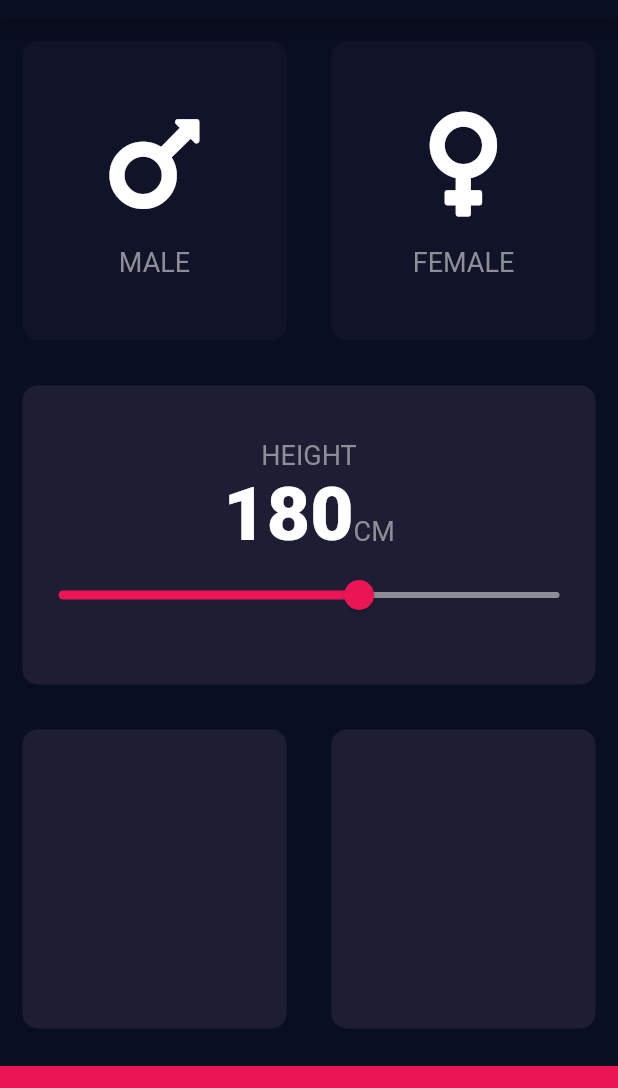
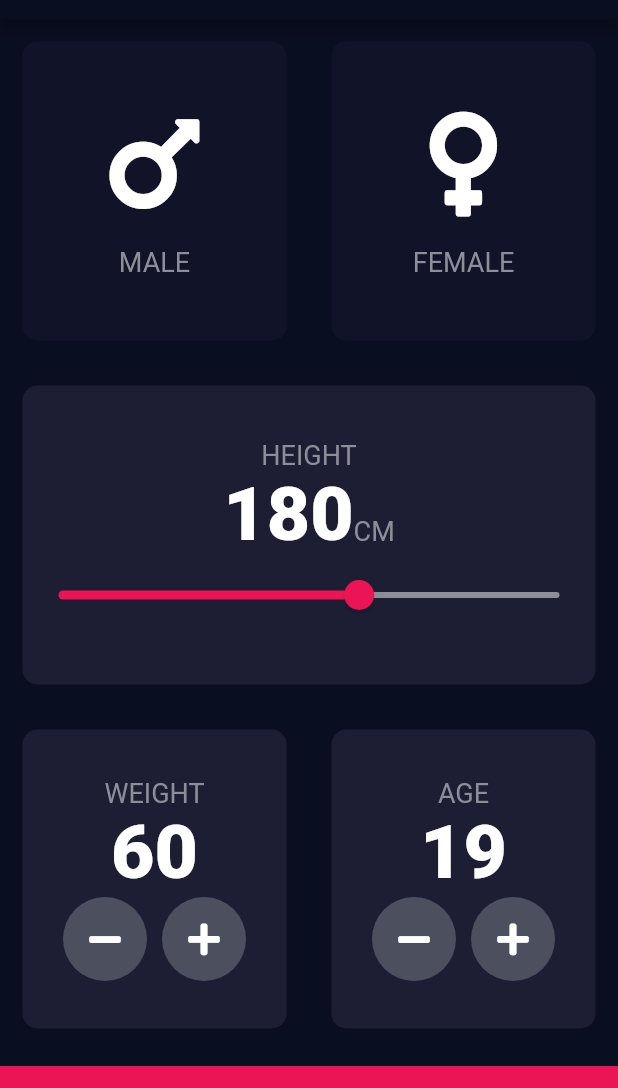
Before and after one commit to fukamatsu04/BMI_Calculator, a Flutter app: the screen it shows after launch, on a phone screen of 412 x 824 dp, the part 65-1153 px from its top. Run offline on Flutter 3.47's test engine with Material 2 defaults, Android fonts, the phone set to English and light mode, and no system bars; our stand-ins replace font_awesome_flutter.

Commit message:
added: round_icon_button.dart file, weight and age with button

```diff
--- a/lib/colors.dart
+++ b/lib/colors.dart
@@ -9,4 +9,6 @@ class AppColors {
   static const Color activeCardColor = Color(0xFF1D1E33);
   static const Color sliderActiveColor = Color(0xFFEB1555);
   static const Color sliderInactiveColor = Color(0xFF8D8E98);
+  static const Color overLayColor = Color(0x29EB1555);
+  static const Color roundIconButtonColor = Color(0xFF4C4F5E);
 }
--- a/lib/input_page.dart
+++ b/lib/input_page.dart
@@ -21,6 +21,8 @@ class _InputPageState extends State<InputPage> {
   Color femaleCardColour = AppColors.inactiveCardColor;
 
   int height = 180;
+  int weight = 60;
+  int age = 19;
 
   // 1 = male, 2 = female
   void updateColor(GenderType gender) {
@@ -41,6 +43,8 @@ class _InputPageState extends State<InputPage> {
       }
     }
   }
+
+  void updateWeight() {}
 
   @override
   Widget build(BuildContext context) {
@@ -98,7 +102,7 @@ class _InputPageState extends State<InputPage> {
                     cardChild: Column(
                       mainAxisAlignment: MainAxisAlignment.center,
                       children: [
-                        Text(
+                        const Text(
                           'HEIGHT',
                           style: labelTextStyle,
                         ),
@@ -111,23 +115,29 @@ class _InputPageState extends State<InputPage> {
                               height.toString(),
                               style: numberTextStyle,
                             ),
-                            Text(
+                            const Text(
                               'CM',
                               style: labelTextStyle,
                             ),
                           ],
                         ),
-                        Slider(
+                        SliderTheme(
+                          data: SliderTheme.of(context).copyWith(
+                            activeTrackColor: AppColors.sliderActiveColor,
+                            inactiveTrackColor: AppColors.sliderInactiveColor,
+                            thumbColor: AppColors.sliderActiveColor,
+                            overlayColor: AppColors.overLayColor,
+                          ),
+                          child: Slider(
                             value: height.toDouble(),
                             min: 120.0,
                             max: 220.0,
-                          activeColor: AppColors.sliderActiveColor,
-                          inactiveColor: AppColors.sliderInactiveColor,
                             onChanged: (double newValue) {
                               setState(() {
                                 height = newValue.round();
                               });
                             },
+                          ),
                         )
                       ],
                     ),
@@ -142,13 +152,83 @@ class _InputPageState extends State<InputPage> {
                 Expanded(
                   child: ReusableCard(
                     color: AppColors.containerBackgroundColor,
-                    cardChild: Column(),
+                    cardChild: Column(
+                      mainAxisAlignment: MainAxisAlignment.center,
+                      children: [
+                        const Text(
+                          'WEIGHT',
+                          style: labelTextStyle,
+                        ),
+                        Text(
+                          weight.toString(),
+                          style: numberTextStyle,
+                        ),
+                        Row(
+                          mainAxisAlignment: MainAxisAlignment.center,
+                          children: [
+                            RoundIconButton(
+                              icon: FontAwesomeIcons.minus,
+                              onPressed: () {
+                                setState(() {
+                                  weight--;
+                                });
+                              },
+                            ),
+                            const SizedBox(
+                              width: 10.0,
+                            ),
+                            RoundIconButton(
+                              icon: FontAwesomeIcons.plus,
+                              onPressed: () {
+                                setState(() {
+                                  weight++;
+                                });
+                              },
+                            ),
+                          ],
+                        ),
+                      ],
+                    ),
                   ),
                 ),
                 Expanded(
                   child: ReusableCard(
                     color: AppColors.containerBackgroundColor,
-                    cardChild: Column(),
+                    cardChild: Column(
+                      mainAxisAlignment: MainAxisAlignment.center,
+                      children: [
+                        const Text(
+                          'AGE',
+                          style: labelTextStyle,
+                        ),
+                        Text(
+                          age.toString(),
+                          style: numberTextStyle,
+                        ),
+                        Row(
+                          mainAxisAlignment: MainAxisAlignment.center,
+                          children: [
+                            RoundIconButton(
+                                icon: FontAwesomeIcons.minus,
+                                onPressed: () {
+                                  setState(() {
+                                    age--;
+                                  });
+                                }),
+                            const SizedBox(
+                              width: 10.0,
+                            ),
+                            RoundIconButton(
+                                icon: FontAwesomeIcons.plus,
+                                onPressed: () {
+                                  setState(() {
+                                    age++;
+                                  });
+                                }),
+                          ],
+                        ),
+                      ],
+                    ),
                   ),
                 ),
               ],
@@ -165,3 +245,26 @@ class _InputPageState extends State<InputPage> {
     );
   }
 }
+
+// ignore: use_key_in_widget_constructors
+class RoundIconButton extends StatelessWidget {
+  // ignore: use_key_in_widget_constructors
+  const RoundIconButton({required this.icon, required this.onPressed});
+  final IconData icon;
+  final void Function() onPressed;
+
+  @override
+  Widget build(BuildContext context) {
+    return RawMaterialButton(
+      onPressed: onPressed,
+      elevation: 0.0,
+      child: Icon(icon),
+      constraints: const BoxConstraints.tightFor(
+        width: 56.0,
+        height: 56.0,
+      ),
+      shape: const CircleBorder(),
+      fillColor: AppColors.roundIconButtonColor,
+    );
+  }
+}
```
Also changed, not shown: lib/round_icon_button.dart (added). Lines whose indentation alone changed are shown as unchanged.
